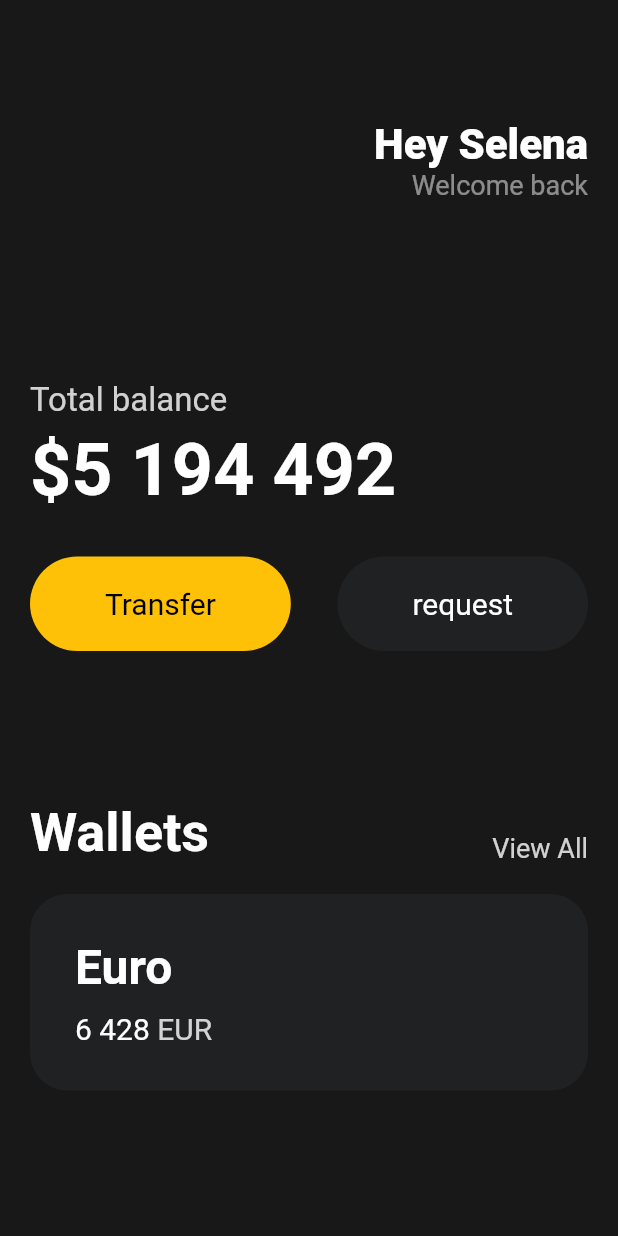
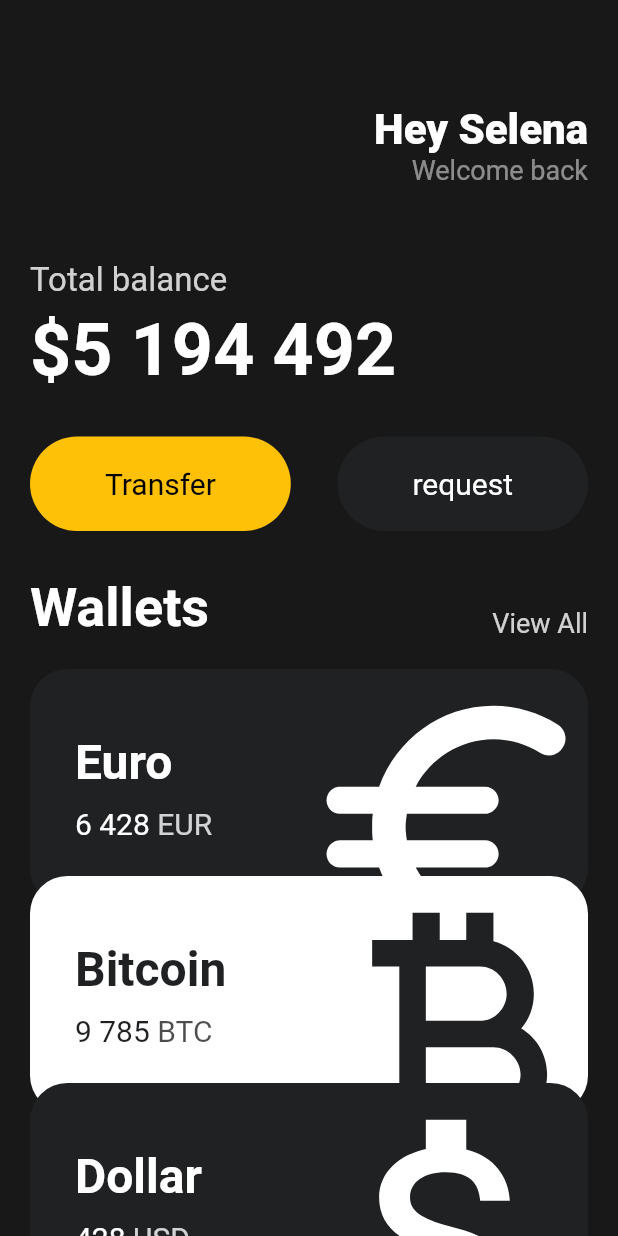
Before and after one commit to sephia16/toonflix, a Flutter app: the screen it shows after launch, on a phone screen of 412 x 824 dp. Run offline on Flutter 3.47's test engine with Material 2 defaults, Android fonts, the phone set to English and light mode, and no system bars.

Commit message:
UI CHALLENGE

```diff
--- a/lib/main.dart
+++ b/lib/main.dart
@@ -1,6 +1,7 @@
 import 'package:flutter/cupertino.dart';
 import 'package:flutter/material.dart';
 import 'package:toonflix/widgets/button.dart';
+import 'package:toonflix/widgets/currency_card.dart';
 
 void main() {
   runApp(const App());
@@ -14,7 +15,8 @@ class App extends StatelessWidget {
     return MaterialApp(
       home: Scaffold(
         backgroundColor: const Color(0xff181818),
-        body: Padding(
+        body: SingleChildScrollView(
+          child: Padding(
             padding: const EdgeInsets.symmetric(
               horizontal: 20,
             ),
@@ -22,7 +24,7 @@ class App extends StatelessWidget {
               crossAxisAlignment: CrossAxisAlignment.start,
               children: [
                 const SizedBox(
-                height: 80,
+                  height: 70,
                 ),
                 Row(
                   mainAxisAlignment: MainAxisAlignment.end,
@@ -50,7 +52,7 @@ class App extends StatelessWidget {
                   ],
                 ),
                 const SizedBox(
-                height: 120,
+                  height: 50,
                 ),
                 Text(
                   'Total balance',
@@ -89,7 +91,7 @@ class App extends StatelessWidget {
                   ],
                 ),
                 const SizedBox(
-                height: 100,
+                  height: 30,
                 ),
                 Row(
                   crossAxisAlignment: CrossAxisAlignment.end,
@@ -115,57 +117,35 @@ class App extends StatelessWidget {
                 const SizedBox(
                   height: 20,
                 ),
-              Container(
-                decoration: BoxDecoration(
-                  color: const Color(0xFF1F2123),
-                  borderRadius: BorderRadius.circular(25),
+                const CurrencyCard(
+                  name: 'Euro',
+                  code: "EUR",
+                  amount: '6 428',
+                  icon: Icons.euro_rounded,
+                  isInverted: false,
                 ),
-                child: Padding(
-                  padding: const EdgeInsets.all(30),
-                  child: Row(
-                    children: [
-                      Column(
-                        crossAxisAlignment: CrossAxisAlignment.start,
-                        children: [
-                          const Text(
-                            'Euro',
-                            style: TextStyle(
-                              color: Colors.white,
-                              fontSize: 32,
-                              fontWeight: FontWeight.w600,
+                Transform.translate(
+                  offset: const Offset(0, -20),
+                  child: const CurrencyCard(
+                    name: 'Bitcoin',
+                    code: "BTC",
+                    amount: '9 785',
+                    icon: Icons.currency_bitcoin,
+                    isInverted: true,
                   ),
                 ),
-                          const SizedBox(
-                            height: 10,
+                Transform.translate(
+                  offset: const Offset(0, -40),
+                  child: const CurrencyCard(
+                    name: 'Dollar',
+                    code: "USD",
+                    amount: '428',
+                    icon: Icons.attach_money_outlined,
+                    isInverted: false,
                   ),
-                          Row(
-                            children: [
-                              const Text(
-                                '6 428',
-                                style: TextStyle(
-                                  color: Colors.white,
-                                  fontSize: 20,
-                                ),
-                              ),
-                              const SizedBox(
-                                width: 5,
-                              ),
-                              Text(
-                                'EUR',
-                                style: TextStyle(
-                                  color: Colors.white.withOpacity(0.8),
-                                  fontSize: 20,
-                                ),
-                              ),
+                )
               ],
             ),
-                        ],
-                      ),
-                    ],
-                  ),
-                ),
-              ),
-            ],
           ),
         ),
       ),
@@ -173,3 +153,4 @@ class App extends StatelessWidget {
     throw UnimplementedError();
   }
 }
+//추가//
--- /dev/null
+++ b/lib/widgets/currency_card.dart
@@ -0,0 +1,87 @@
+import 'package:flutter/material.dart';
+
+class CurrencyCard extends StatelessWidget {
+  final String name, code, amount;
+  final IconData icon;
+  final bool isInverted;
+  final blackColor = const Color(0xFF1F2123);
+
+  const CurrencyCard({
+    super.key,
+    required this.name,
+    required this.code,
+    required this.amount,
+    required this.icon,
+    required this.isInverted,
+  });
+
+  @override
+  Widget build(BuildContext context) {
+    return Container(
+      clipBehavior: Clip.hardEdge,
+      decoration: BoxDecoration(
+        color: isInverted ? Colors.white : const Color(0xFF1F2123),
+        borderRadius: BorderRadius.circular(25),
+      ),
+      child: Padding(
+        padding: const EdgeInsets.all(30),
+        child: Row(
+          mainAxisAlignment: MainAxisAlignment.spaceBetween,
+          children: [
+            Column(
+              crossAxisAlignment: CrossAxisAlignment.start,
+              children: [
+                Text(
+                  name,
+                  style: TextStyle(
+                    color: isInverted ? const Color(0xFF1F2123) : Colors.white,
+                    fontSize: 32,
+                    fontWeight: FontWeight.w600,
+                  ),
+                ),
+                const SizedBox(
+                  height: 10,
+                ),
+                Row(
+                  children: [
+                    Text(
+                      amount,
+                      style: TextStyle(
+                        color:
+                            isInverted ? const Color(0xFF1F2123) : Colors.white,
+                        fontSize: 20,
+                      ),
+                    ),
+                    const SizedBox(
+                      width: 5,
+                    ),
+                    Text(
+                      code,
+                      style: TextStyle(
+                        color: isInverted
+                            ? const Color(0xFF1F2123).withOpacity(0.8)
+                            : Colors.white.withOpacity(0.8),
+                        fontSize: 20,
+                      ),
+                    ),
+                  ],
+                ),
+              ],
+            ),
+            Transform.scale(
+              scale: 2.2,
+              child: Transform.translate(
+                offset: const Offset(-5, 12),
+                child: Icon(
+                  icon,
+                  color: isInverted ? const Color(0xFF1F2123) : Colors.white,
+                  size: 98,
+                ),
+              ),
+            ),
+          ],
+        ),
+      ),
+    );
+  }
+}
```
Lines whose indentation alone changed are shown as unchanged.
